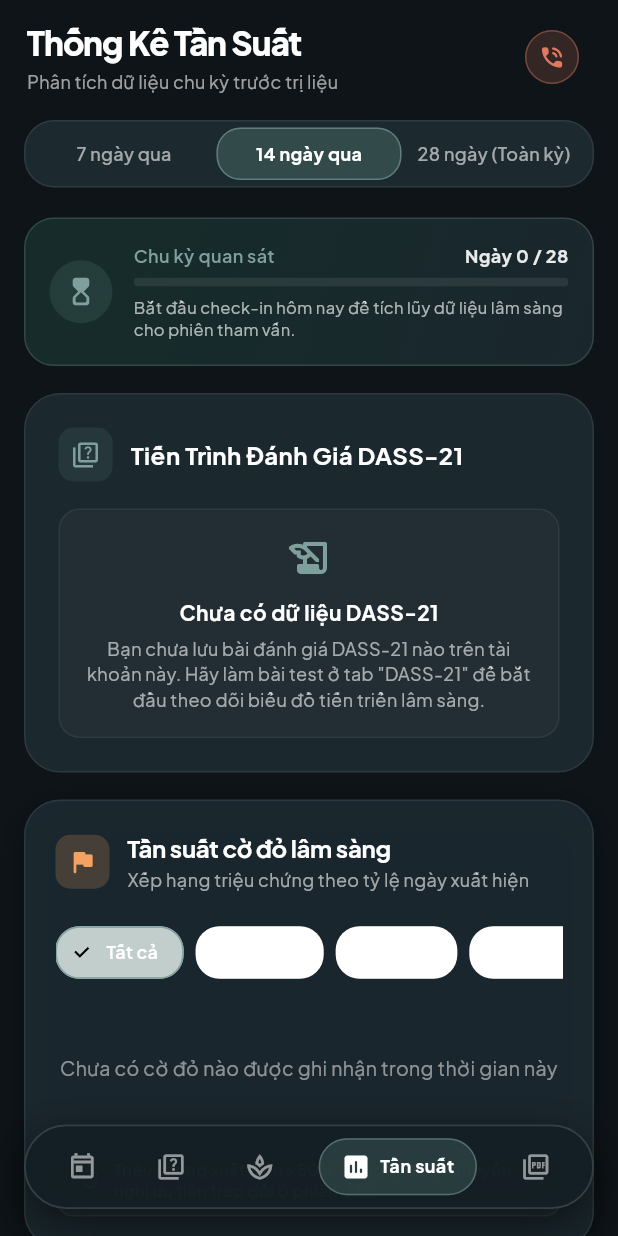
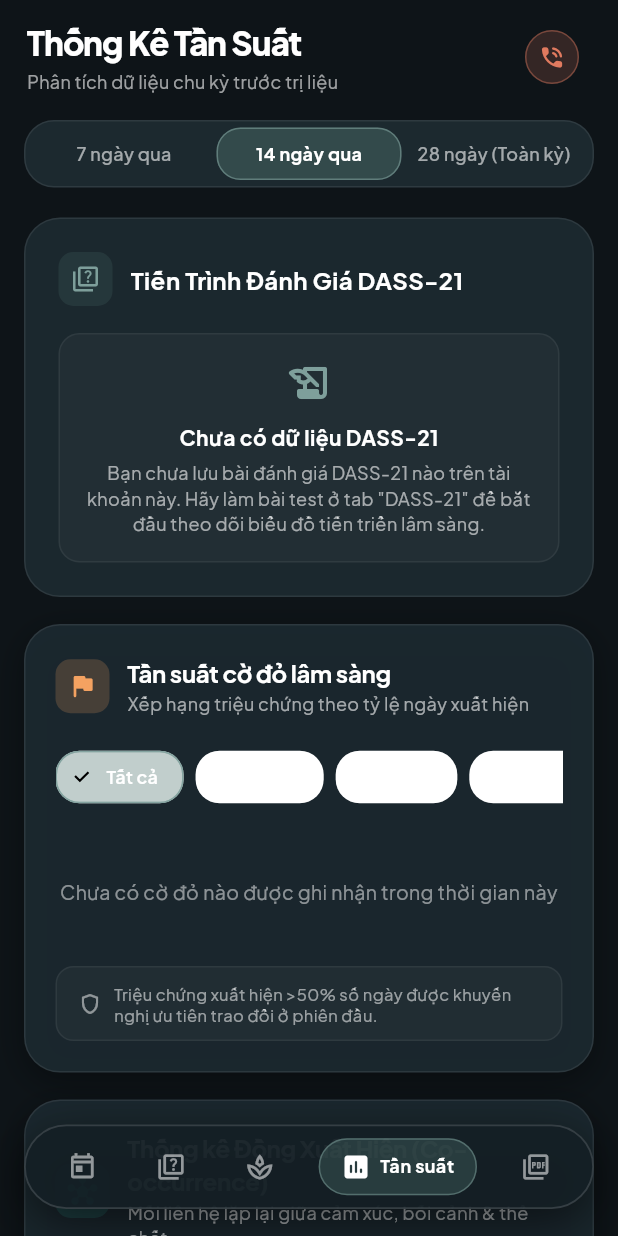
Before and after one commit to huudat31/mind_track, a Flutter app: the screen it shows after launch, item 4 of the bottom bar chosen, on a phone screen of 412 x 824 dp. Run offline on Flutter 3.47's test engine with Material 3 defaults, Android fonts, the light colour scheme and no system bars; our stand-ins replace fl_chart, flutter_riverpod, google_fonts, pdf, printing, supabase_flutter; accounts and stored records are empty; network calls fail.

Commit message:
fix(dashboard): remove observation cycle progress status card

```diff
--- a/lib/features/dashboard/screens/frequency_dashboard_screen.dart
+++ b/lib/features/dashboard/screens/frequency_dashboard_screen.dart
@@ -1,6 +1,5 @@
 import 'package:flutter/material.dart';
 import '../../../core/constants/app_colors.dart';
-import '../../../core/services/supabase_clinical_service.dart';
 import '../../../core/widgets/hotline_dialog.dart';
 import '../../report/screens/pdf_report_screen.dart';
 import '../models/frequency_analytics_model.dart';
@@ -47,11 +46,6 @@ class _FrequencyDashboardScreenState extends State<FrequencyDashboardScreen> {
                 child: Column(
                   crossAxisAlignment: CrossAxisAlignment.start,
                   children: [
-                    // Cycle progress status card from Supabase
-                    _buildCycleStatusCard(),
-
-                    const SizedBox(height: 18),
-
                     // 1. DASS-21 Longitudinal Trend Chart from Supabase
                     FutureBuilder<List<DassHistoryPoint>>(
                       future: ClinicalDataRepository.getDynamicDassTrend(_selectedTimeframe),
@@ -193,97 +187,7 @@ class _FrequencyDashboardScreenState extends State<FrequencyDashboardScreen> {
     );
   }
 
-  Widget _buildCycleStatusCard() {
-    return FutureBuilder<Map<String, dynamic>>(
-      future: SupabaseClinicalService.getStreakStats(),
-      builder: (context, snapshot) {
-        final totalDays = (snapshot.data?['totalDaysRecorded'] as int?) ?? 0;
-        final progress = (totalDays / 28).clamp(0.0, 1.0);
-        final pct = (progress * 100).toInt();
 
-        return Container(
-          padding: const EdgeInsets.all(16),
-          decoration: BoxDecoration(
-            gradient: LinearGradient(
-              begin: Alignment.topLeft,
-              end: Alignment.bottomRight,
-              colors: [
-                const Color(0xFF1B3B36).withValues(alpha: 0.6),
-                AppColors.darkCard.withValues(alpha: 0.8),
-              ],
-            ),
-            borderRadius: BorderRadius.circular(20),
-            border: Border.all(color: AppColors.primaryLight.withValues(alpha: 0.25), width: 1),
-          ),
-          child: Row(
-            children: [
-              Container(
-                padding: const EdgeInsets.all(10),
-                decoration: BoxDecoration(
-                  color: AppColors.primary.withValues(alpha: 0.25),
-                  shape: BoxShape.circle,
-                ),
-                child: const Icon(
-                  Icons.hourglass_top_rounded,
-                  color: AppColors.primaryLight,
-                  size: 22,
-                ),
-              ),
-              const SizedBox(width: 14),
-              Expanded(
-                child: Column(
-                  crossAxisAlignment: CrossAxisAlignment.start,
-                  children: [
-                    Row(
-                      mainAxisAlignment: MainAxisAlignment.spaceBetween,
-                      children: [
-                        const Text(
-                          'Chu kỳ quan sát',
-                          style: TextStyle(
-                            fontSize: 12,
-                            fontWeight: FontWeight.w600,
-                            color: AppColors.primaryLight,
-                          ),
-                        ),
-                        Text(
-                          'Ngày $totalDays / 28',
-                          style: TextStyle(
-                            fontSize: 12,
-                            fontWeight: FontWeight.w700,
-                            color: Colors.white.withValues(alpha: 0.9),
-                          ),
-                        ),
-                      ],
-                    ),
-                    const SizedBox(height: 6),
-                    ClipRRect(
-                      borderRadius: BorderRadius.circular(4),
-                      child: LinearProgressIndicator(
-                        value: progress,
-                        minHeight: 6,
-                        backgroundColor: Colors.white.withValues(alpha: 0.08),
-                        valueColor: const AlwaysStoppedAnimation<Color>(AppColors.primaryLight),
-                      ),
-                    ),
-                    const SizedBox(height: 6),
-                    Text(
-                      totalDays == 0
-                          ? 'Bắt đầu check-in hôm nay để tích lũy dữ liệu lâm sàng cho phiên tham vấn.'
-                          : 'Đã hoàn thành $pct% chu kỳ. Dữ liệu đang được đồng bộ bảo mật cho buổi trị liệu.',
-                      style: TextStyle(
-                        fontSize: 11,
-                        color: Colors.white.withValues(alpha: 0.65),
-                      ),
-                    ),
-                  ],
-                ),
-              ),
-            ],
-          ),
-        );
-      },
-    );
-  }
 
   Widget _buildPdfBridgeCta(BuildContext context) {
     return Container(
```
